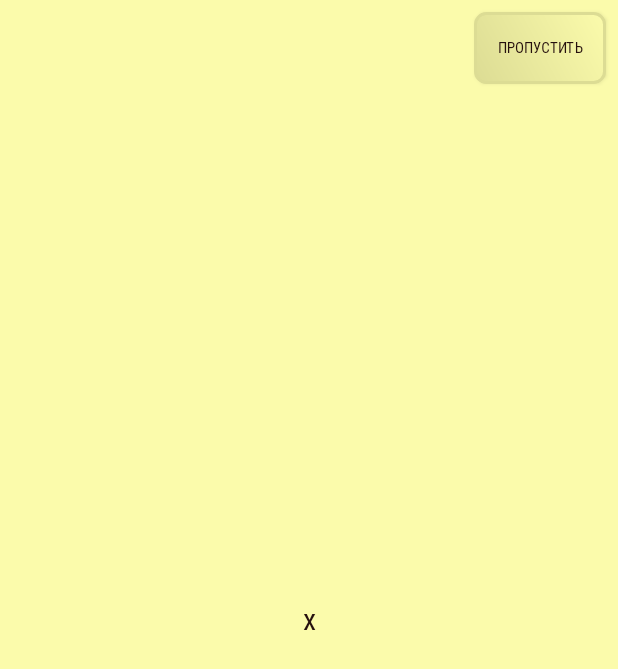
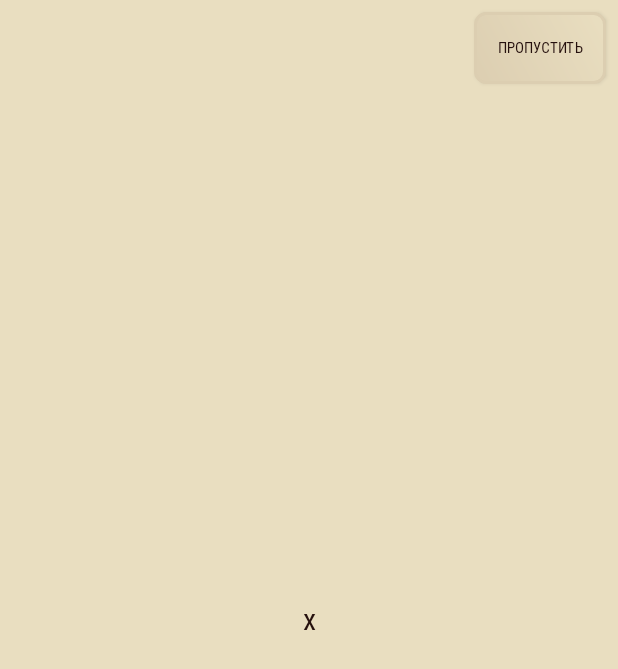
Before and after one commit to Chrn1y/Librorum, an Android app: the screen it shows after launch (Loading), on a phone screen of 412 x 824 dp. Shown: the top 669 px of the screen. Run offline under Robolectric (Android 15) with nearby library versions, the phone set to English and light mode, and no system bars; 1 statement that could not run was skipped.

Commit message:
change colors

```diff
--- a/Project/app/src/main/res/drawable/button_background.xml
+++ b/Project/app/src/main/res/drawable/button_background.xml
@@ -1,11 +1,11 @@
 <?xml version="1.0" encoding="utf-8"?>
 <shape xmlns:android="http://schemas.android.com/apk/res/android" >
     <stroke android:width="2dp"
-        android:color="#DCDC94"/>
+        android:color="#DCCEB1"/>
     <gradient
         android:angle="225"
-        android:startColor="#FBFBAB"
-        android:endColor="#DCDC94"/>
+        android:startColor="#E9DEC0"
+        android:endColor="#DCCEB1"/>
     <corners
         android:bottomLeftRadius="7dp"
         android:bottomRightRadius="7dp"
--- a/Project/app/src/main/res/layout/activity_book_info.xml
+++ b/Project/app/src/main/res/layout/activity_book_info.xml
@@ -5,7 +5,7 @@
     android:layout_width="match_parent"
     android:layout_height="match_parent"
     tools:context=".BookInfo"
-    android:background="#FBFBAB">
+    android:background="#E9DEC0">
 
     <ScrollView
         android:layout_width="match_parent"
--- a/Project/app/src/main/res/layout/activity_loading.xml
+++ b/Project/app/src/main/res/layout/activity_loading.xml
@@ -6,7 +6,7 @@
     android:layout_width="match_parent"
     android:layout_height="match_parent"
     tools:context=".Loading"
-    android:background="#FBFBAB"
+    android:background="#E9DEC0"
     android:clickable="true"
     android:focusable="true"
     android:focusableInTouchMode="true">
--- a/Project/app/src/main/res/layout/activity_main.xml
+++ b/Project/app/src/main/res/layout/activity_main.xml
@@ -4,7 +4,7 @@
     xmlns:tools="http://schemas.android.com/tools"
     android:layout_width="match_parent"
     android:layout_height="match_parent"
-    android:background="#FBFBAB"
+    android:background="#E9DEC0"
     tools:context=".MainActivity"
     >
 
@@ -14,7 +14,7 @@
         android:layout_height="wrap_content"
         android:layout_marginBottom="8dp"
         android:layout_marginTop="8dp"
-        android:background="#FBFBAB"
+        android:background="#E9DEC0"
         android:fontFamily="@font/robotocondensed_regular"
         android:text="Librorum"
         android:textAlignment="center"
--- a/Project/app/src/main/res/layout/activity_recommended.xml
+++ b/Project/app/src/main/res/layout/activity_recommended.xml
@@ -5,7 +5,7 @@
     android:layout_width="match_parent"
     android:layout_height="match_parent"
     tools:context=".Recommended"
-    android:background="#FBFBAB">
+    android:background="#E9DEC0">
 
     <android.support.v7.widget.RecyclerView
         android:id="@+id/RecommendedList"
--- a/Project/app/src/main/res/layout/activity_sort.xml
+++ b/Project/app/src/main/res/layout/activity_sort.xml
@@ -4,7 +4,7 @@
     xmlns:tools="http://schemas.android.com/tools"
     android:layout_width="match_parent"
     android:layout_height="match_parent"
-    android:background="#FBFBAB"
+    android:background="#E9DEC0"
     tools:context=".Sort">
 
     <ImageView
--- a/Project/app/src/main/res/layout/activity_sorted.xml
+++ b/Project/app/src/main/res/layout/activity_sorted.xml
@@ -5,7 +5,7 @@
     android:layout_width="match_parent"
     android:layout_height="match_parent"
     tools:context=".Recommended"
-    android:background="#FBFBAB">
+    android:background="#E9DEC0">
 
     <android.support.v7.widget.RecyclerView
         android:id="@+id/SortedList"
--- a/Project/app/src/main/res/layout/part_element.xml
+++ b/Project/app/src/main/res/layout/part_element.xml
@@ -5,7 +5,7 @@
     xmlns:tools="http://schemas.android.com/tools"
     android:layout_width="match_parent"
     android:layout_height="wrap_content"
-    android:background="#FBFBAB">
+    android:background="#E9DEC0">
 
     <ImageView
         android:id="@+id/imagePart"
--- a/Project/app/src/main/res/values/colors.xml
+++ b/Project/app/src/main/res/values/colors.xml
@@ -1,6 +1,6 @@
 <?xml version="1.0" encoding="utf-8"?>
 <resources>
-    <color name="colorPrimary">#FBFBAB</color>
-    <color name="colorPrimaryDark">#DCDC94</color>
-    <color name="colorAccent">#FBFBAB</color>
+    <color name="colorPrimary">#E9DEC0</color>
+    <color name="colorPrimaryDark">#DCCEB1</color>
+    <color name="colorAccent">#E9DEC0</color>
 </resources>
```
